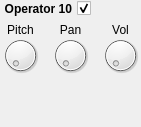
The window that UI/Components/OperatorComponent.ui (CropSquare/SynthEmilion) describes before a commit, drawn with Qt 5.
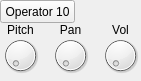
The same window after the commit.

What changed in the file:
```diff
--- a/UI/Components/OperatorComponent.ui
+++ b/UI/Components/OperatorComponent.ui
@@ -7,7 +7,7 @@
     <x>0</x>
     <y>0</y>
     <width>141</width>
-    <height>127</height>
+    <height>81</height>
    </rect>
   </property>
   <property name="windowTitle">
@@ -130,28 +130,25 @@
     <set>Qt::AlignCenter</set>
    </property>
   </widget>
-  <widget class="QCheckBox" name="activation_checkbox">
+  <widget class="QPushButton" name="activation_button">
    <property name="geometry">
     <rect>
      <x>0</x>
      <y>0</y>
-     <width>91</width>
-     <height>17</height>
+     <width>75</width>
+     <height>23</height>
     </rect>
    </property>
-   <property name="font">
-    <font>
-     <weight>75</weight>
-     <bold>true</bold>
-    </font>
-   </property>
-   <property name="layoutDirection">
-    <enum>Qt::RightToLeft</enum>
+   <property name="sizePolicy">
+    <sizepolicy hsizetype="Expanding" vsizetype="Fixed">
+     <horstretch>0</horstretch>
+     <verstretch>0</verstretch>
+    </sizepolicy>
    </property>
    <property name="text">
     <string>Operator 10</string>
    </property>
-   <property name="checked">
+   <property name="checkable">
     <bool>true</bool>
    </property>
   </widget>
```
Left out of the diff: 4 changed lines with no effect on the pictures.
